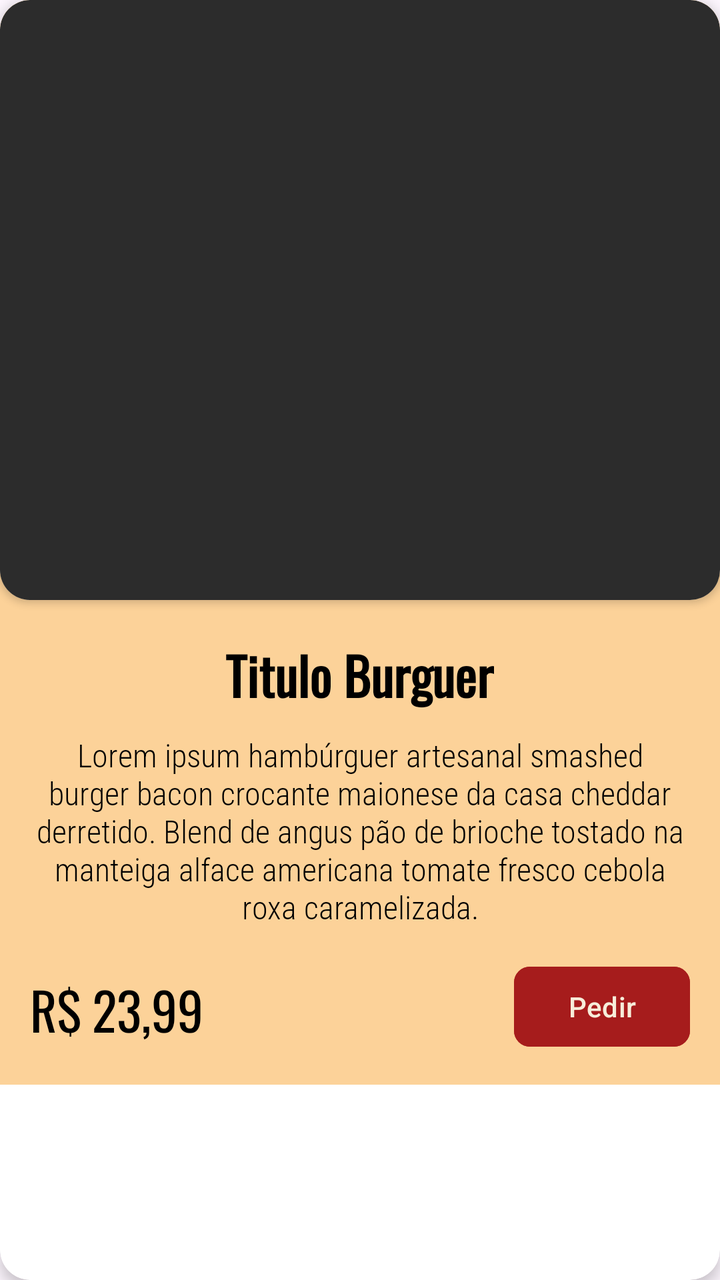
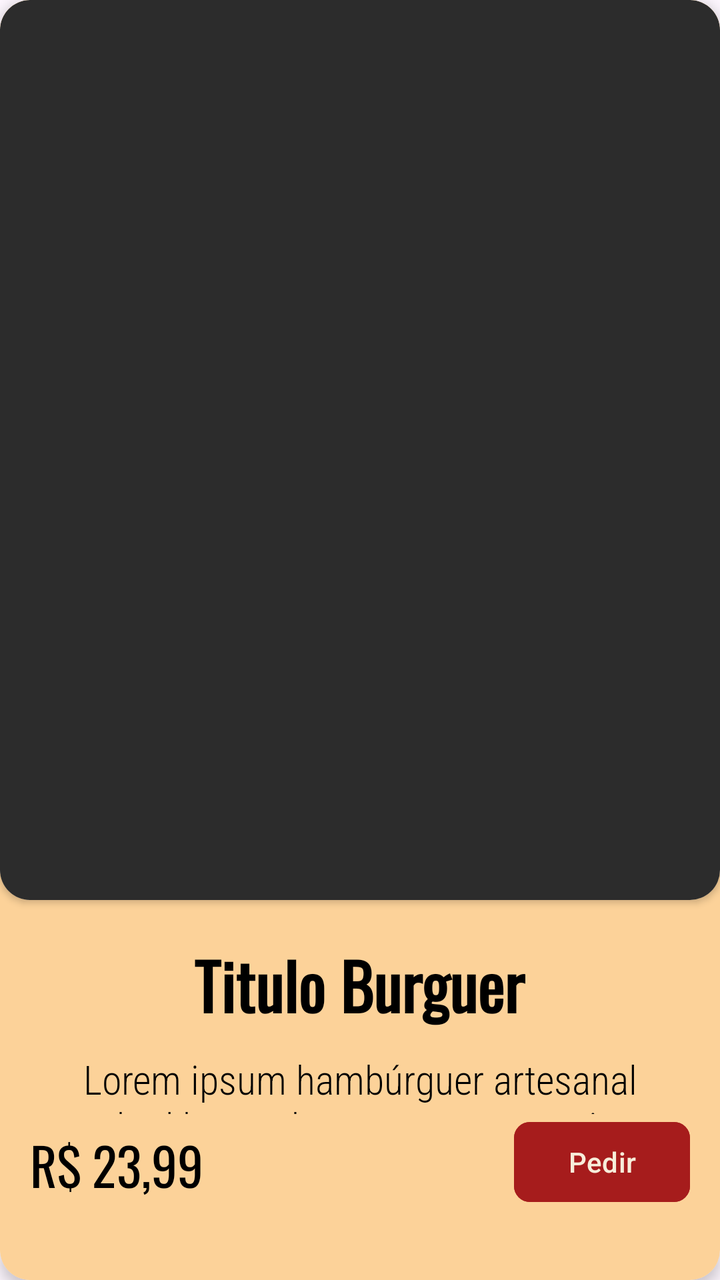

The first picture is an Android layout as it rendered before a commit; the second is the same layout after the commit. The layout source and the unified diff follow.
<!-- AndroidManifest.xml: application theme Theme.VangustApp -->
<!-- res/layout/modelo_detalhes_produtos.xml -->
<?xml version="1.0" encoding="utf-8"?>
<androidx.cardview.widget.CardView xmlns:android="http://schemas.android.com/apk/res/android"
    xmlns:app="http://schemas.android.com/apk/res-auto"
    android:id="@+id/modeloCardProdutos"
    android:layout_width="match_parent"
    android:layout_height="wrap_content"
    android:layout_margin="10dp"
    app:cardCornerRadius="15dp"
    app:cardElevation="4dp">

    <LinearLayout
        android:layout_width="match_parent"
        android:layout_height="wrap_content"
        android:background="#FCD299"
        android:orientation="vertical">

        
        <androidx.cardview.widget.CardView
            android:layout_width="match_parent"
            android:layout_height="300dp"
            app:cardCornerRadius="15dp">

            <ImageView
                android:id="@+id/modeloImagemProdutos"
                android:layout_width="match_parent"
                android:layout_height="match_parent"
                android:scaleType="centerCrop"
                android:src="#2c2c2c" />
        </androidx.cardview.widget.CardView>

        
        <LinearLayout
            android:layout_width="match_parent"
            android:layout_height="wrap_content"
            android:orientation="vertical"
            android:padding="15dp">

            <TextView
                android:id="@+id/modeloTituloProdutos"
                android:layout_width="wrap_content"
                android:layout_height="wrap_content"
                android:layout_gravity="center_horizontal"
                android:fontFamily="@font/oswald_regular"
                android:text="Titulo Burguer"
                android:textColor="@color/black"
                android:textSize="26sp"
                android:textStyle="bold" />

            <TextView
                android:id="@+id/modeloDescricaoProdutos"
                android:layout_width="match_parent"
                android:layout_height="wrap_content"
                android:layout_marginTop="10dp"
                android:layout_marginBottom="15dp"
                android:fontFamily="@font/roboto_condensed_light"
                android:gravity="center_horizontal"
                android:text="Lorem ipsum hambúrguer artesanal smashed burger bacon crocante maionese da casa cheddar derretido. Blend de angus pão de brioche tostado na manteiga alface americana tomate fresco cebola roxa caramelizada."
                android:textColor="@color/black"
                android:textSize="16sp" />

            
            <LinearLayout
                android:layout_width="match_parent"
                android:layout_height="wrap_content"
                android:gravity="center_vertical"
                android:orientation="horizontal">

                <TextView
                    android:layout_width="wrap_content"
                    android:layout_height="wrap_content"
                    android:fontFamily="@font/oswald_regular"
                    android:text="R$"
                    android:textColor="@color/black"
                    android:textSize="26sp" />

                <TextView
                    android:id="@+id/modeloPrecoProdutos"
                    android:layout_width="wrap_content"
                    android:layout_height="wrap_content"
                    android:layout_marginStart="5dp"
                    android:fontFamily="@font/oswald_regular"
                    android:text="23,99"
                    android:textColor="@color/black"
                    android:textSize="26sp" />

                
                <View
                    android:layout_width="0dp"
                    android:layout_height="0dp"
                    android:layout_weight="1" />

                <com.google.android.material.button.MaterialButton
                    android:id="@+id/btnPedirProduto"
                    android:layout_width="wrap_content"
                    android:layout_height="wrap_content"
                    android:backgroundTint="#A61C1C"
                    android:text="Pedir"
                    android:textColor="#F7EDDA"
                    app:cornerRadius="8dp" />
            </LinearLayout>

        </LinearLayout>
    </LinearLayout>

</androidx.cardview.widget.CardView>
<!-- resources referenced by this layout -->
<resources>
  <color name="black">#FF000000</color>
  <style name="Theme.VangustApp" parent="Base.Theme.VangustApp" />
  <style name="Base.Theme.VangustApp" parent="Theme.Material3.DayNight.NoActionBar">
          
          
      </style>
</resources>

<!-- the commit's change to res/layout/modelo_detalhes_produtos.xml (unified diff, before → after) -->
@@ -3,21 +3,21 @@
     xmlns:app="http://schemas.android.com/apk/res-auto"
     android:id="@+id/modeloCardProdutos"
     android:layout_width="match_parent"
-    android:layout_height="wrap_content"
-    android:layout_margin="10dp"
+    android:layout_height="match_parent"
+    android:background="#F7EDDA"
     app:cardCornerRadius="15dp"
     app:cardElevation="4dp">
 
     <LinearLayout
         android:layout_width="match_parent"
-        android:layout_height="wrap_content"
+        android:layout_height="match_parent"
         android:background="#FCD299"
         android:orientation="vertical">
 
         
         <androidx.cardview.widget.CardView
             android:layout_width="match_parent"
-            android:layout_height="300dp"
+            android:layout_height="450dp"
             app:cardCornerRadius="15dp">
 
             <ImageView
@@ -31,35 +31,43 @@
         
         <LinearLayout
             android:layout_width="match_parent"
-            android:layout_height="wrap_content"
+            android:layout_height="match_parent"
             android:orientation="vertical"
             android:padding="15dp">
 
-            <TextView
-                android:id="@+id/modeloTituloProdutos"
-                android:layout_width="wrap_content"
-                android:layout_height="wrap_content"
-                android:layout_gravity="center_horizontal"
-                android:fontFamily="@font/oswald_regular"
-                android:text="Titulo Burguer"
-                android:textColor="@color/black"
-                android:textSize="26sp"
-                android:textStyle="bold" />
+            
+            <LinearLayout
+                android:layout_width="match_parent"
+                android:layout_height="0dp"
+                android:layout_weight="1"
+                android:orientation="vertical">
 
-            <TextView
-                android:id="@+id/modeloDescricaoProdutos"
-                android:layout_width="match_parent"
-                android:layout_height="wrap_content"
-                android:layout_marginTop="10dp"
-                android:layout_marginBottom="15dp"
-                android:fontFamily="@font/roboto_condensed_light"
-                android:gravity="center_horizontal"
-                android:text="Lorem ipsum hambúrguer artesanal smashed burger bacon crocante maionese da casa cheddar derretido. Blend de angus pão de brioche tostado na manteiga alface americana tomate fresco cebola roxa caramelizada."
-                android:textColor="@color/black"
-                android:textSize="16sp" />
+                <TextView
+                    android:id="@+id/modeloTituloProdutos"
+                    android:layout_width="wrap_content"
+                    android:layout_height="wrap_content"
+                    android:layout_gravity="center_horizontal"
+                    android:fontFamily="@font/oswald_regular"
+                    android:text="Titulo Burguer"
+                    android:textColor="@color/black"
+                    android:textSize="32sp"
+                    android:textStyle="bold" />
+
+                <TextView
+                    android:id="@+id/modeloDescricaoProdutos"
+                    android:layout_width="match_parent"
+                    android:layout_height="wrap_content"
+                    android:layout_marginTop="10dp"
+                    android:fontFamily="@font/roboto_condensed_light"
+                    android:gravity="center_horizontal"
+                    android:text="Lorem ipsum hambúrguer artesanal smashed burger bacon crocante maionese da casa cheddar derretido. Blend de angus pão de brioche tostado na manteiga alface americana tomate fresco cebola roxa caramelizada."
+                    android:textColor="@color/black"
+                    android:textSize="20sp" />
+            </LinearLayout>
 
             
             <LinearLayout
+                android:layout_marginBottom="20dp"
                 android:layout_width="match_parent"
                 android:layout_height="wrap_content"
                 android:gravity="center_vertical"
@@ -83,7 +91,6 @@
                     android:textColor="@color/black"
                     android:textSize="26sp" />
 
-                
                 <View
                     android:layout_width="0dp"
                     android:layout_height="0dp"
